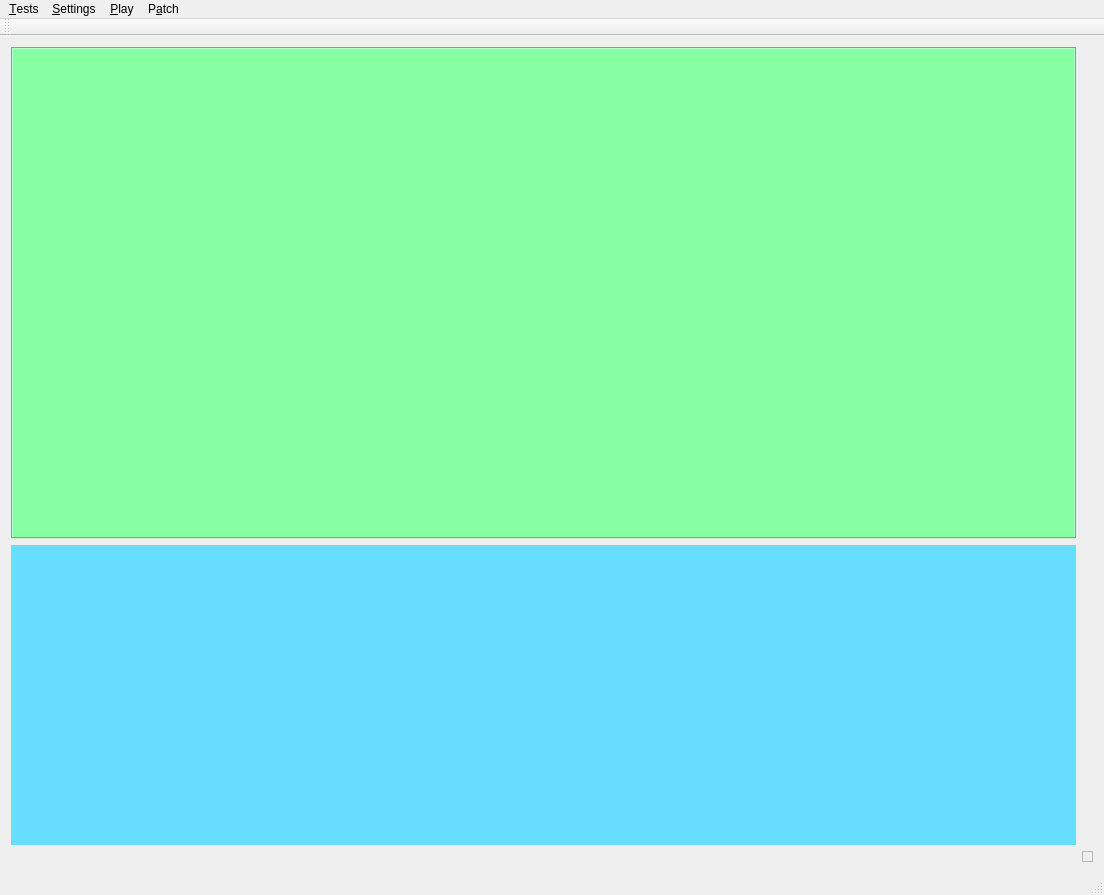
Qt form mainwindow.ui (Warchild33/FormantSynth) before a commit.
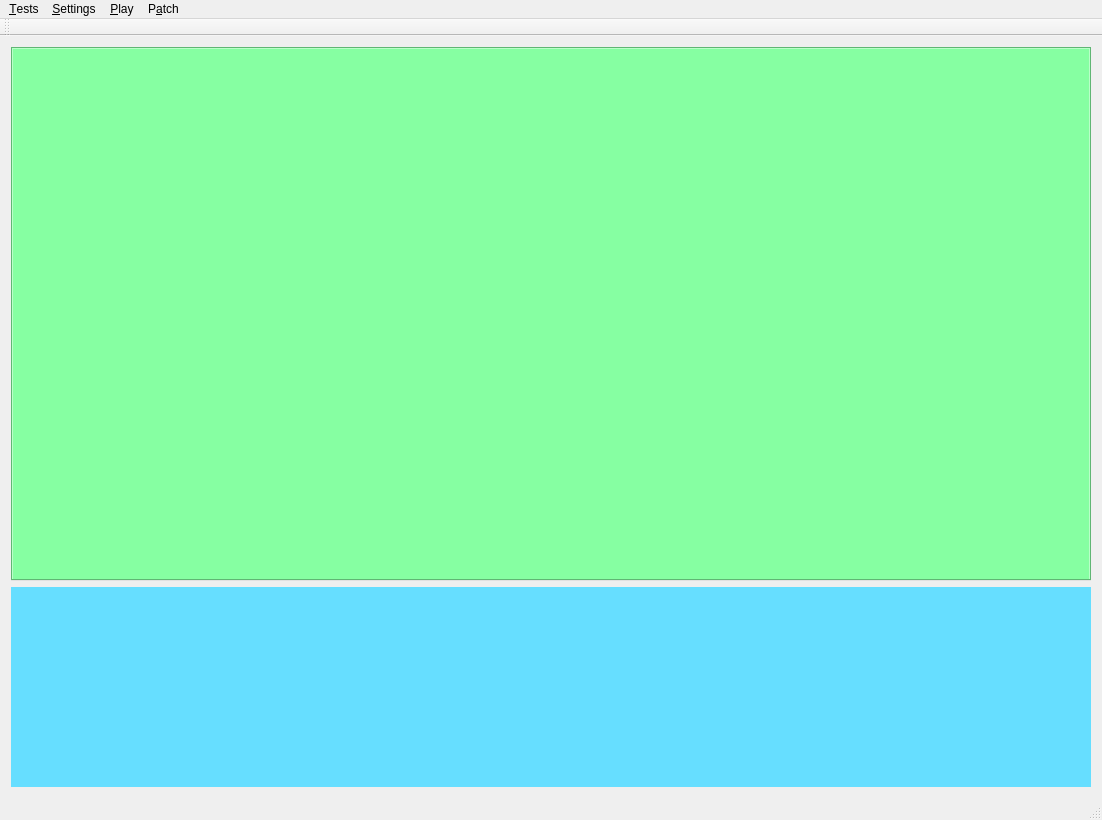
The same form after that commit. Custom widgets are drawn as their Qt base class.

What changed in the file:
```diff
--- a/mainwindow.ui
+++ b/mainwindow.ui
@@ -6,8 +6,8 @@
    <rect>
     <x>0</x>
     <y>0</y>
-    <width>1104</width>
-    <height>895</height>
+    <width>1102</width>
+    <height>820</height>
    </rect>
   </property>
   <property name="windowTitle">
@@ -42,7 +42,7 @@
       <property name="maximumSize">
        <size>
         <width>16777215</width>
-        <height>300</height>
+        <height>200</height>
        </size>
       </property>
       <property name="styleSheet">
@@ -50,28 +50,6 @@
       </property>
      </widget>
     </item>
-    <item row="2" column="1">
-     <widget class="QFrame" name="waveFrame">
-      <property name="sizePolicy">
-       <sizepolicy hsizetype="Fixed" vsizetype="Fixed">
-        <horstretch>0</horstretch>
-        <verstretch>0</verstretch>
-       </sizepolicy>
-      </property>
-      <property name="maximumSize">
-       <size>
-        <width>11</width>
-        <height>11</height>
-       </size>
-      </property>
-      <property name="frameShape">
-       <enum>QFrame::StyledPanel</enum>
-      </property>
-      <property name="frameShadow">
-       <enum>QFrame::Raised</enum>
-      </property>
-     </widget>
-    </item>
    </layout>
   </widget>
   <widget class="QMenuBar" name="menuBar">
@@ -79,7 +57,7 @@
     <rect>
      <x>0</x>
      <y>0</y>
-     <width>1104</width>
+     <width>1102</width>
      <height>28</height>
     </rect>
    </property>
```
Left out of the diff: 4 changed lines with no effect on the pictures.
